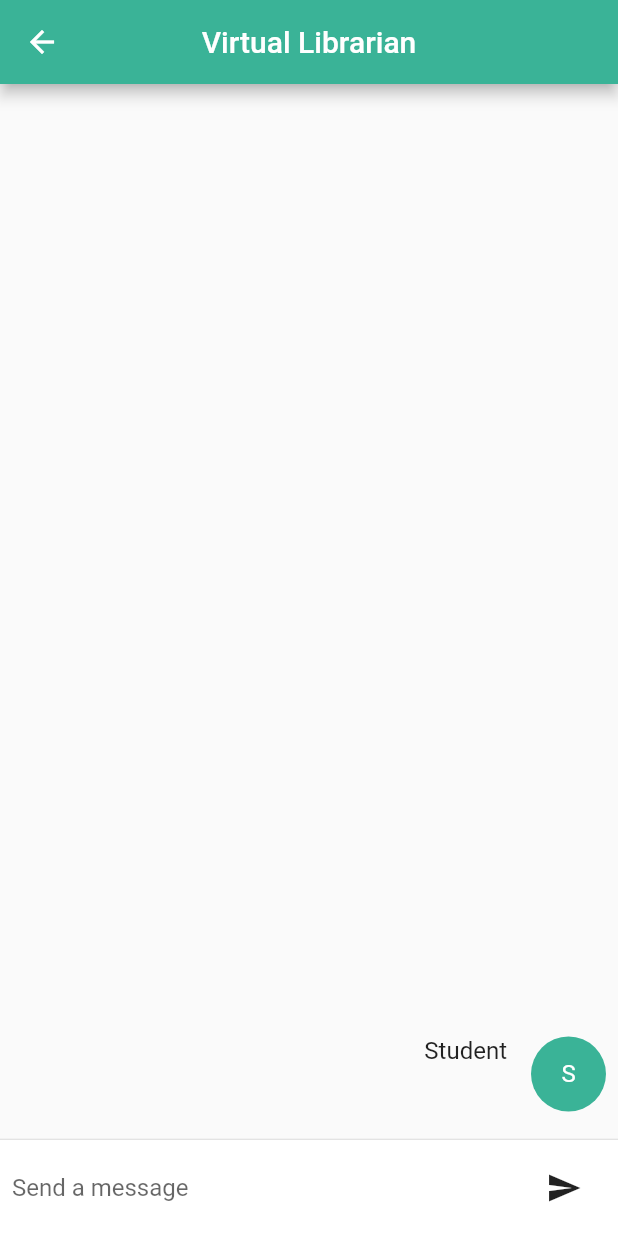
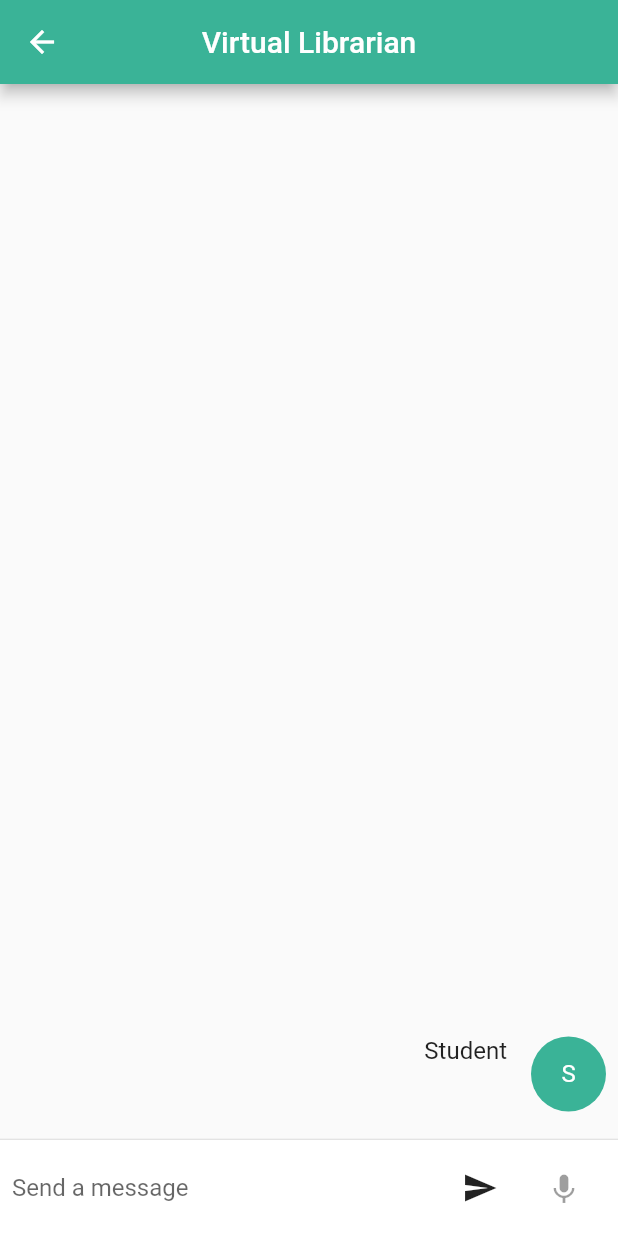
Before and after one commit to mrinal2305/Hack_2020, a Flutter app: the FlutterFactsDialogFlow screen opened by its route, after a tap on the "send" icon, on a phone screen of 412 x 824 dp. Run offline on Flutter 3.47's test engine with Material 2 defaults, Android fonts, the light colour scheme and no system bars; our stand-ins replace cloud_firestore, file_picker, firebase_auth, flutter_speed_dial, flutter_tts, font_awesome_flutter and 3 more; missing offline and left inert: barcode_scan, flutter_dialogflow, flutter_plugin_pdf_viewer, speech_recognition; accounts and stored records are empty; Roboto replaces fonts that are missing (NotoSans); project files that could hold a hidden picture were left out.

Commit message:
added voice icon to send bar

```diff
--- a/lib/chatbot/virtual_lib.dart
+++ b/lib/chatbot/virtual_lib.dart
@@ -41,12 +41,31 @@ class _FlutterFactsDialogFlowState extends State<FlutterFactsDialogFlow> {
                 decoration: InputDecoration.collapsed(hintText: "Send a message"),
               ),
             ),
+            Row(
+              children: <Widget>[
                 Container(
                   margin: EdgeInsets.symmetric(horizontal: 4.0),
                   child: IconButton(
                     icon: Icon(Icons.send),
                     onPressed: () => _submitQuery(_textController.text)),
                   ),
+
+                Container(
+                  margin: EdgeInsets.symmetric(horizontal: 4.0),
+                  child: IconButton(
+                    icon: Icon(Icons.keyboard_voice),
+                  ),
+                )
+              ],
+            )
+
+
+//            Container(
+//              margin: EdgeInsets.symmetric(horizontal: 4.0),
+//              child: IconButton(
+//                  icon: Icon(Icons.send),
+//                  onPressed: () => _submitQuery(_textController.text)),
+//            ),
           ],
         ),
       ),
```
Lines whose indentation alone changed are shown as unchanged.
